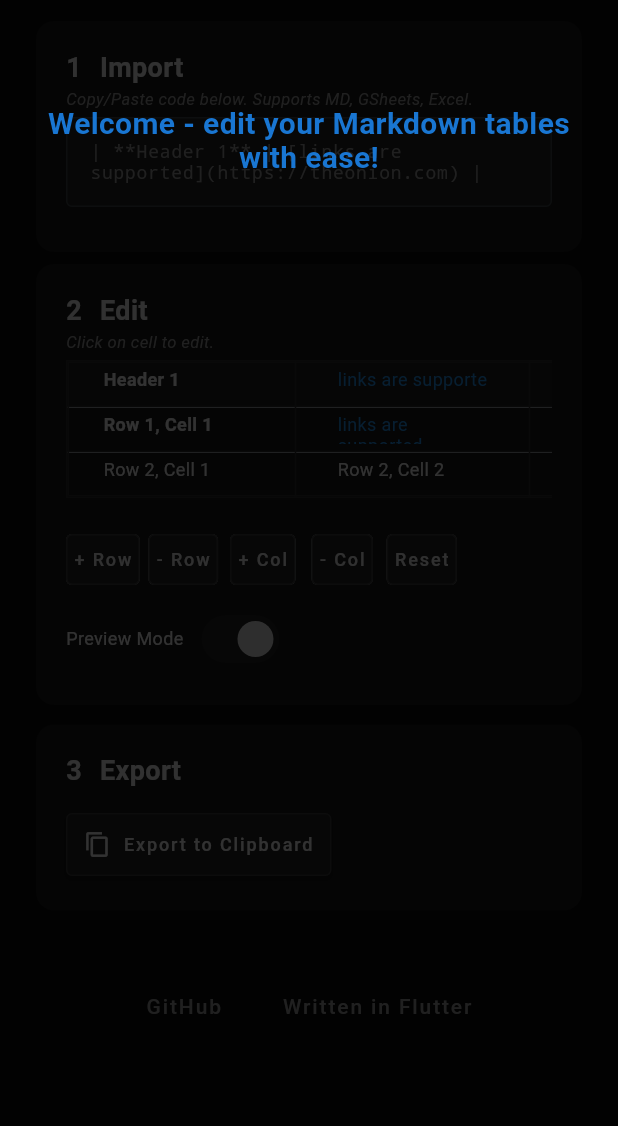
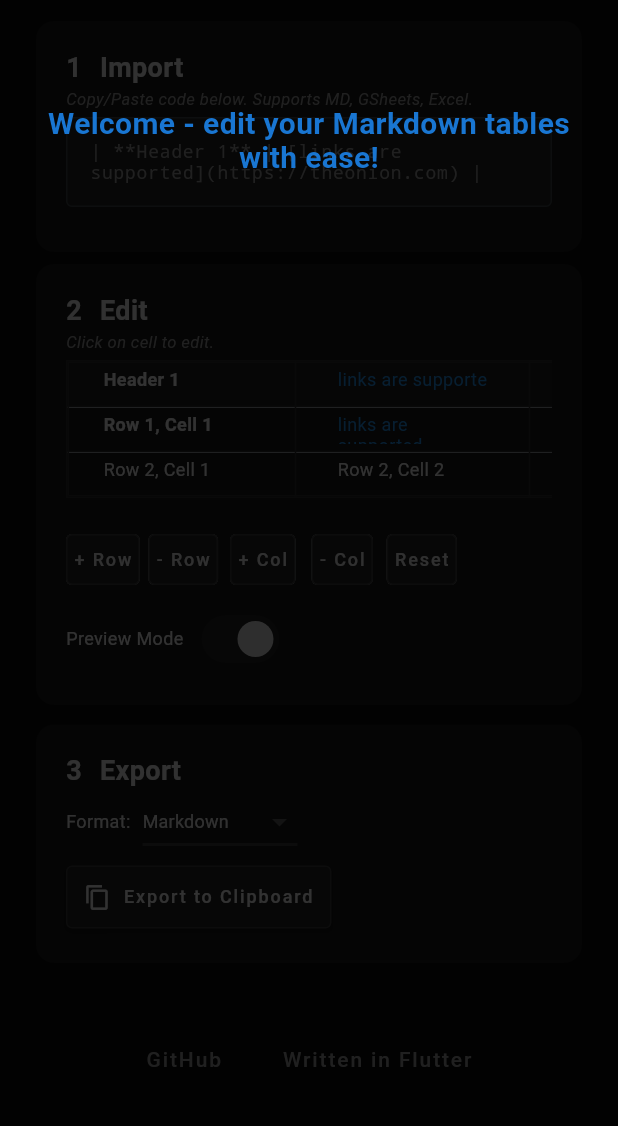
Before and after one commit to philfung/markdown-table-editor, a Flutter app: the screen it shows after launch, on a phone screen of 412 x 824 dp, the part 84-1210 px from its top. Run offline on Flutter 3.47's test engine with Material 3 defaults, Android fonts, the phone set to English and light mode, and no system bars; drawn by our look-alikes of flutter_markdown; our stand-ins replace flutter_svg; missing offline and left inert: dart:html.

Commit message:
formmat updates

```diff
--- a/lib/styles.dart
+++ b/lib/styles.dart
@@ -42,6 +42,7 @@ const Color dropdownBackgroundColor = Color(0xFF212121); // dark gray
 const Color dropdownBorderColor = Color(0xFF434343); // dark gray
 const Color dropdownTextColor = Color(0xFFFAFAFA); // white
 const Color dropdownLabelTextColor = Color(0xFFFAFAFA);
+const double exportFormatFontSize = 12.0;
 
 // Footer
 const Color footerBackgroundColor = backgroundColor; // dark background
--- a/lib/widgets/export_card.dart
+++ b/lib/widgets/export_card.dart
@@ -48,8 +48,41 @@ class ExportCard extends StatelessWidget {
                 ),
               ],
             ),
-            const SizedBox(height: 5),
-            const SizedBox(height: textFieldSpacing),
+            const SizedBox(height: 0),
+            Row(
+              children: [
+                Text(
+                  'Format:',
+                  style: TextStyle(
+                    color: cardTitleTextColor,
+                    fontSize: exportFormatFontSize,
+                  ),
+                ),
+                const SizedBox(width: 8),
+                DropdownButton<DataFormat>(
+                  value: selectedExportFormat,
+                  onChanged: onFormatChanged,
+                  items: DataFormat.values.map((DataFormat format) {
+                    return DropdownMenuItem<DataFormat>(
+                      value: format,
+                      child: Text(
+                        DataParser.getFormatDisplayName(format),
+                        style: TextStyle(
+                          color: cardTitleTextColor,
+                          fontSize: exportFormatFontSize,
+                        ),
+                      ),
+                    );
+                  }).toList(),
+                  dropdownColor: cardBackgroundColor,
+                  underline: Container(
+                    height: 2,
+                    color: buttonBorderColor,
+                  ),
+                ),
+              ],
+            ),
+            const SizedBox(height: 2),
             ElevatedButton.icon(
               key: exportButtonKey,
               onPressed: () => onCopyToClipboard(),
```
